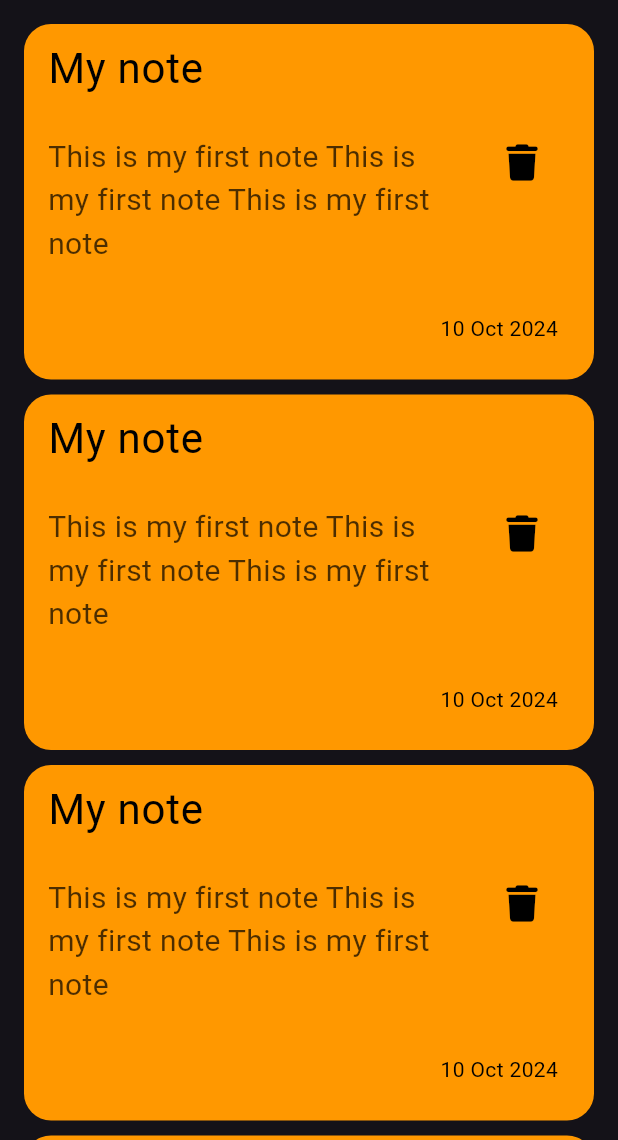
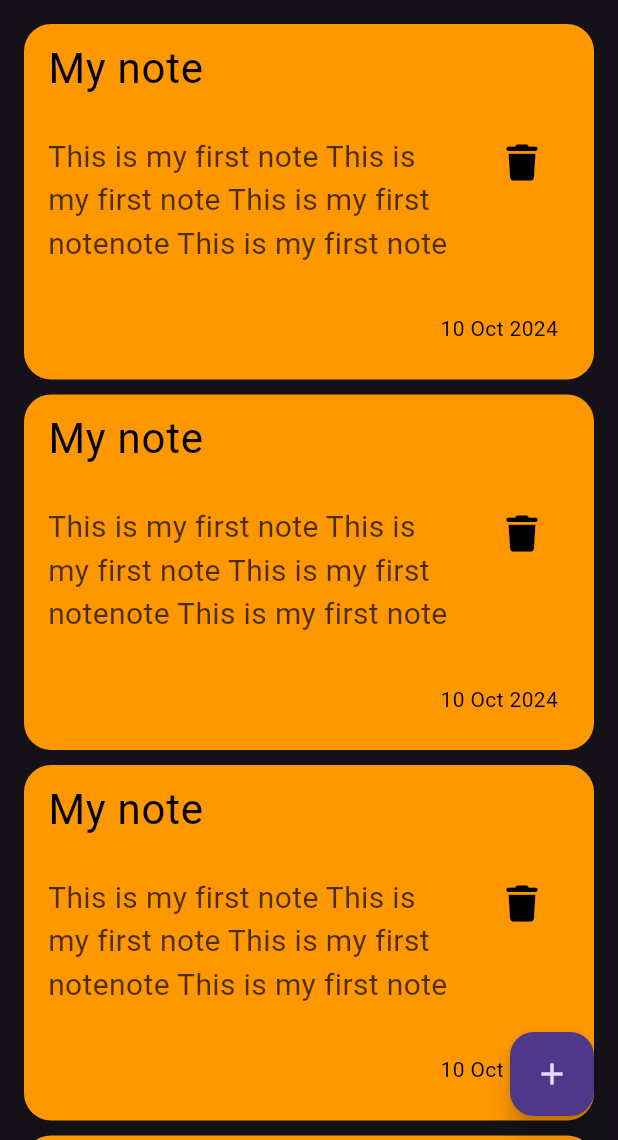
Before and after one commit to khaledgomah/notes_app, a Flutter app: the screen it shows after launch, on a phone screen of 412 x 824 dp, the part 96-1236 px from its top. Run offline on Flutter 3.47's test engine with Material 3 defaults, Android fonts, the phone set to English and light mode, and no system bars; our stand-ins replace font_awesome_flutter.

Commit message:
add flouting action button

```diff
--- a/lib/main.dart
+++ b/lib/main.dart
@@ -11,7 +11,8 @@ class NotesApp extends StatelessWidget {
   @override
   Widget build(BuildContext context) {
     return MaterialApp(
-      home: HomeView(),
+      debugShowCheckedModeBanner: false,
+      home: const HomeView(),
       theme: ThemeData(brightness: Brightness.dark),
     );
   }
--- a/lib/views/home_view.dart
+++ b/lib/views/home_view.dart
@@ -7,8 +7,12 @@ class HomeView extends StatelessWidget {
 
   @override
   Widget build(BuildContext context) {
-    return const Scaffold(
-      body: SafeArea(
+    return Scaffold(
+      floatingActionButton: FloatingActionButton(
+        child: const Icon(Icons.add),
+        onPressed: () {},
+      ),
+      body: const SafeArea(
         child: Padding(
           padding: EdgeInsets.symmetric(horizontal: 16.0),
           child: Column(
--- a/lib/widgets/note_item.dart
+++ b/lib/widgets/note_item.dart
@@ -34,7 +34,7 @@ class NoteItem extends StatelessWidget {
             subtitle: Padding(
               padding: const EdgeInsets.symmetric(vertical: 24),
               child: Text(
-                'This is my first note This is my first note This is my first note',
+                'This is my first note This is my first note This is my first notenote This is my first note',
                 style: TextStyle(
                     color: Colors.black.withOpacity(.7), fontSize: 20),
               ),
--- a/lib/widgets/notes_builder.dart
+++ b/lib/widgets/notes_builder.dart
@@ -10,7 +10,7 @@ class NotesBuilder extends StatelessWidget {
   Widget build(BuildContext context) {
     return Expanded(
         child: ListView.separated(
-      itemCount: 13,
+      itemCount: 10,
       separatorBuilder: (context, index) => const SizedBox(
         height: 10,
       ),
```
